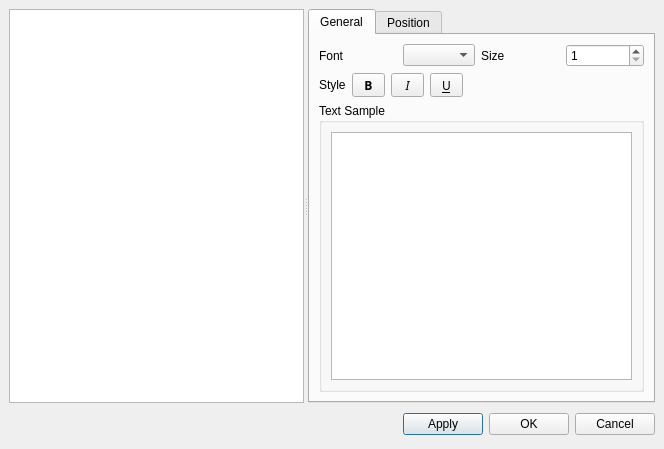
Before: the Qt Designer form mscore/mscore/textstyle.ui in musescore/musescore-old, drawn with Qt 5.
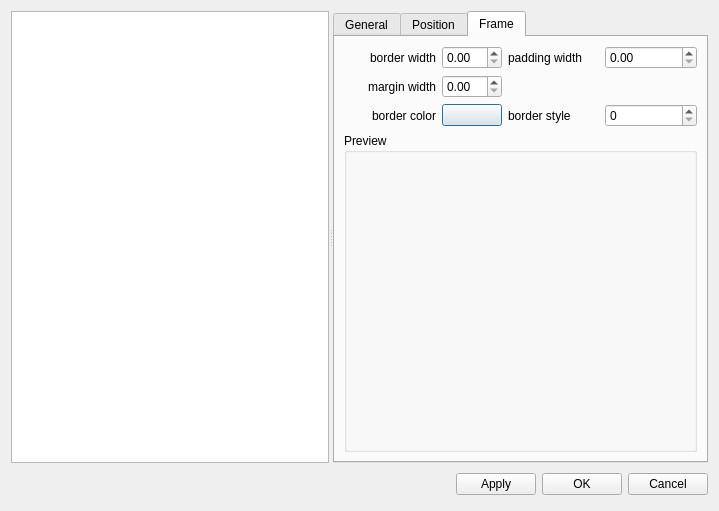
After: the same form once the commit is applied.

What changed in the file:
```diff
--- a/mscore/mscore/textstyle.ui
+++ b/mscore/mscore/textstyle.ui
@@ -5,29 +5,14 @@
    <rect>
     <x>0</x>
     <y>0</y>
-    <width>664</width>
-    <height>369</height>
+    <width>719</width>
+    <height>511</height>
    </rect>
   </property>
   <property name="windowTitle" >
    <string>MuseScore: Edit Text Styles</string>
   </property>
   <layout class="QVBoxLayout" >
-   <property name="spacing" >
-    <number>6</number>
-   </property>
-   <property name="leftMargin" >
-    <number>9</number>
-   </property>
-   <property name="topMargin" >
-    <number>9</number>
-   </property>
-   <property name="rightMargin" >
-    <number>9</number>
-   </property>
-   <property name="bottomMargin" >
-    <number>9</number>
-   </property>
    <item>
     <widget class="QSplitter" name="splitter" >
      <property name="orientation" >
@@ -47,7 +32,7 @@
       </widget>
       <widget class="QTabWidget" name="tabWidget" >
        <property name="currentIndex" >
-        <number>0</number>
+        <number>2</number>
        </property>
        <widget class="QWidget" name="tab1" >
         <attribute name="title" >
@@ -636,6 +621,95 @@
          </item>
         </layout>
        </widget>
+       <widget class="QWidget" name="tab3" >
+        <attribute name="title" >
+         <string>Frame</string>
+        </attribute>
+        <layout class="QGridLayout" >
+         <item row="0" column="0" >
+          <widget class="QLabel" name="label" >
+           <property name="text" >
+            <string>border width</string>
+           </property>
+           <property name="alignment" >
+            <set>Qt::AlignRight|Qt::AlignTrailing|Qt::AlignVCenter</set>
+           </property>
+          </widget>
+         </item>
+         <item row="0" column="1" >
+          <widget class="QDoubleSpinBox" name="borderWidth" />
+         </item>
+         <item row="0" column="2" >
+          <widget class="QLabel" name="label_5" >
+           <property name="text" >
+            <string>padding width</string>
+           </property>
+          </widget>
+         </item>
+         <item row="0" column="3" >
+          <widget class="QDoubleSpinBox" name="paddingWidth" />
+         </item>
+         <item row="1" column="0" >
+          <widget class="QLabel" name="label_2" >
+           <property name="text" >
+            <string>margin width</string>
+           </property>
+           <property name="alignment" >
+            <set>Qt::AlignRight|Qt::AlignTrailing|Qt::AlignVCenter</set>
+           </property>
+          </widget>
+         </item>
+         <item row="1" column="1" >
+          <widget class="QDoubleSpinBox" name="marginWidth" />
+         </item>
+         <item row="2" column="0" >
+          <widget class="QLabel" name="label_4" >
+           <property name="text" >
+            <string>border color</string>
+           </property>
+           <property name="alignment" >
+            <set>Qt::AlignRight|Qt::AlignTrailing|Qt::AlignVCenter</set>
+           </property>
+          </widget>
+         </item>
+         <item row="2" column="1" >
+          <widget class="QPushButton" name="borderColor" >
+           <property name="minimumSize" >
+            <size>
+             <width>60</width>
+             <height>0</height>
+            </size>
+           </property>
+           <property name="maximumSize" >
+            <size>
+             <width>60</width>
+             <height>16777215</height>
+            </size>
+           </property>
+           <property name="text" >
+            <string/>
+           </property>
+          </widget>
+         </item>
+         <item row="2" column="2" >
+          <widget class="QLabel" name="label_3" >
+           <property name="text" >
+            <string>border style</string>
+           </property>
+          </widget>
+         </item>
+         <item row="2" column="3" >
+          <widget class="QSpinBox" name="borderStyle" />
+         </item>
+         <item row="3" column="0" colspan="4" >
+          <widget class="QGroupBox" name="framePreview" >
+           <property name="title" >
+            <string>Preview</string>
+           </property>
+          </widget>
+         </item>
+        </layout>
+       </widget>
       </widget>
      </widget>
     </widget>
```
